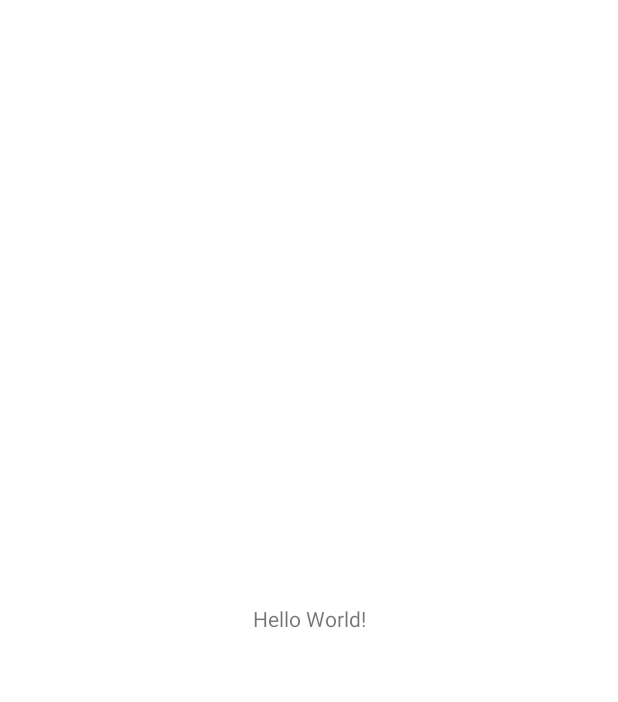
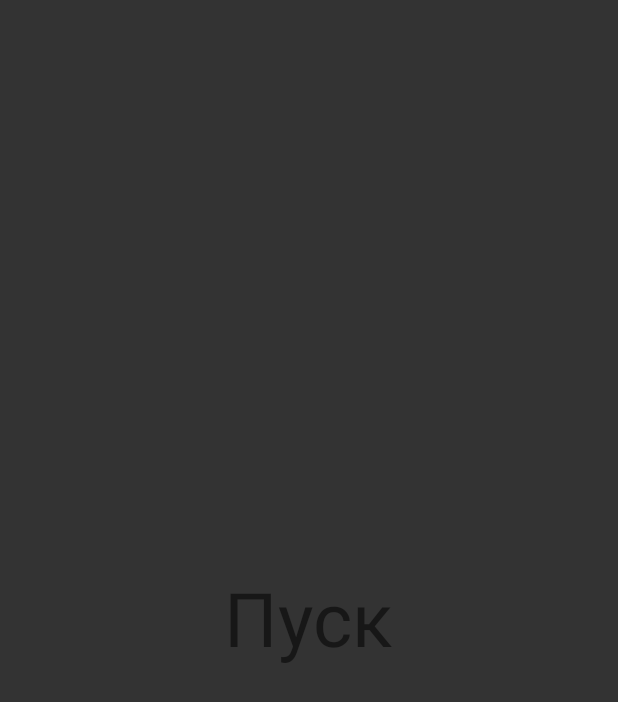
Before and after one commit to GemedaC/Guki, an Android app: the screen it shows after launch (MainActivity), on a phone screen of 412 x 824 dp. Before the commit the part shown is almost empty. Shown: the top 702 px of the screen. Run offline under Robolectric (Android 15) with nearby library versions, the phone set to English and light mode, and no system bars.

Commit message:
Игрался с настройками

```diff
--- a/app/src/main/res/layout/activity_main.xml
+++ b/app/src/main/res/layout/activity_main.xml
@@ -1,18 +1,22 @@
 <?xml version="1.0" encoding="utf-8"?>
-<androidx.constraintlayout.widget.ConstraintLayout xmlns:android="http://schemas.android.com/apk/res/android"
+<RelativeLayout xmlns:android="http://schemas.android.com/apk/res/android"
     xmlns:app="http://schemas.android.com/apk/res-auto"
     xmlns:tools="http://schemas.android.com/tools"
     android:layout_width="match_parent"
     android:layout_height="match_parent"
+    android:background="@color/grey"
     tools:context=".MainActivity">
 
     <TextView
         android:layout_width="wrap_content"
         android:layout_height="wrap_content"
-        android:text="Hello World!"
+        android:text="Пуск"
+        android:layout_centerVertical="true"
+        android:layout_centerHorizontal="true"
+        android:textSize="50sp"
         app:layout_constraintBottom_toBottomOf="parent"
         app:layout_constraintEnd_toEndOf="parent"
         app:layout_constraintStart_toStartOf="parent"
         app:layout_constraintTop_toTopOf="parent" />
 
-</androidx.constraintlayout.widget.ConstraintLayout>
+</RelativeLayout>
--- a/app/src/main/res/values-night/themes.xml
+++ b/app/src/main/res/values-night/themes.xml
@@ -3,7 +3,7 @@
     <style name="Theme.Guki" parent="Theme.MaterialComponents.DayNight.NoActionBar">
         <!-- Primary brand color. -->
         <item name="colorPrimary">@color/purple_200</item>
-        <item name="colorPrimaryVariant">@color/purple_700</item>
+        <item name="colorPrimaryVariant">@color/black</item>
         <item name="colorOnPrimary">@color/black</item>
         <!-- Secondary brand color. -->
         <item name="colorSecondary">@color/teal_200</item>
--- a/app/src/main/res/values/colors.xml
+++ b/app/src/main/res/values/colors.xml
@@ -7,4 +7,5 @@
     <color name="teal_700">#FF018786</color>
     <color name="black">#FF000000</color>
     <color name="white">#FFFFFFFF</color>
+    <color name="grey">#333</color>
 </resources>
--- a/app/src/main/res/values/themes.xml
+++ b/app/src/main/res/values/themes.xml
@@ -3,7 +3,7 @@
     <style name="Theme.Guki" parent="Theme.MaterialComponents.DayNight.NoActionBar">
         <!-- Primary brand color. -->
         <item name="colorPrimary">@color/purple_500</item>
-        <item name="colorPrimaryVariant">@color/purple_700</item>
+        <item name="colorPrimaryVariant">@color/black</item>
         <item name="colorOnPrimary">@color/white</item>
         <!-- Secondary brand color. -->
         <item name="colorSecondary">@color/teal_200</item>
```
